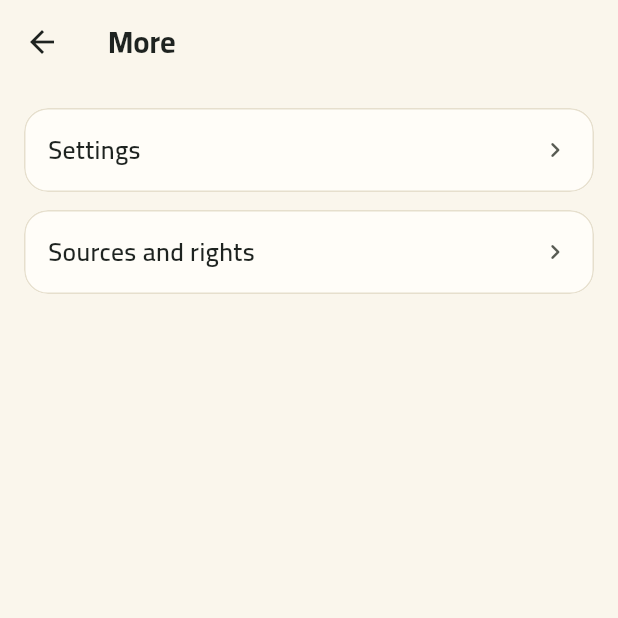
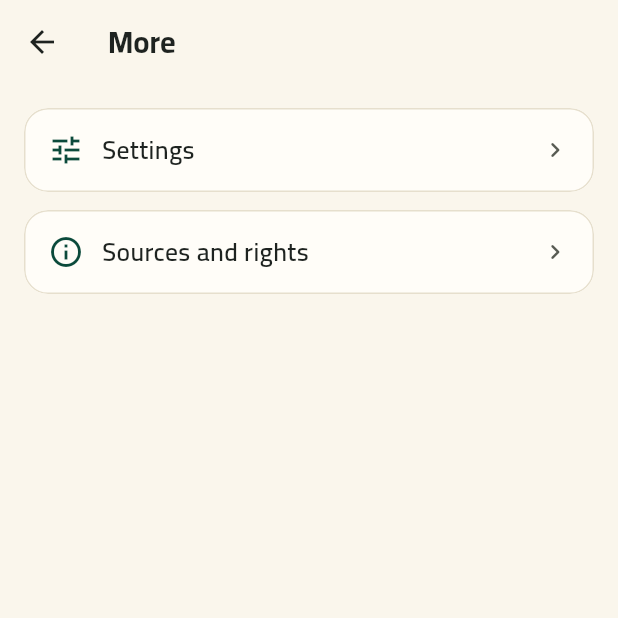
Before and after one commit to abdelrahmanNabil15/hadeeths, a Flutter app: the MorePage screen opened directly, on a phone screen of 412 x 824 dp, the top half of it. Run offline on Flutter 3.47's test engine with Material 3 defaults, Android fonts, the phone set to English and light mode, and no system bars; our stand-ins replace bloc, dio, equatable, flutter_bloc, flutter_local_notifications, geolocator and 4 more; missing offline and left inert: adhan_dart, hijri_core, sqlite3; accounts and stored records are empty; network calls fail.

Commit message:
feat(design): emerald next-prayer headline, More with icons and grouping, counter size token

```diff
--- a/lib/app/shell/more_page.dart
+++ b/lib/app/shell/more_page.dart
@@ -1,6 +1,7 @@
 import 'package:flutter/material.dart';
 import 'package:mynewapp/core/design_system/tokens.dart';
 import 'package:mynewapp/core/navigation/app_route.dart';
+import 'package:mynewapp/core/widgets/app_icons.dart';
 import 'package:mynewapp/core/widgets/app_tile.dart';
 import 'package:mynewapp/core/widgets/content_width.dart';
 import 'package:mynewapp/features/favorites/domain/favorites_repository.dart';
@@ -51,6 +52,7 @@ class MorePage extends StatelessWidget {
             if (favorites != null) ...[
               AppTile(
                 title: l10n.favoritesTitle,
+                leadingIcon: Icons.bookmark_outline_rounded,
                 pressFeedback: true,
                 onTap: () => open(FavoritesPage(repository: favorites!)),
               ),
@@ -59,6 +61,7 @@ class MorePage extends StatelessWidget {
             if (tracker != null) ...[
               AppTile(
                 title: l10n.trackerTitle,
+                leadingIcon: Icons.event_available_outlined,
                 pressFeedback: true,
                 onTap: () => open(
                   TrackerPage(log: tracker!.log, services: tracker!.services),
@@ -69,19 +72,25 @@ class MorePage extends StatelessWidget {
             if (tasbeeh != null) ...[
               AppTile(
                 title: l10n.tasbeehTitle,
+                leadingIcon: Icons.radio_button_checked_rounded,
                 pressFeedback: true,
                 onTap: () => open(TasbeehPage(repository: tasbeeh!)),
               ),
               const SizedBox(height: AppSpacing.md),
             ],
+            // The app's own pages sit apart from the personal ones.
+            if (favorites != null || tracker != null || tasbeeh != null)
+              const SizedBox(height: AppSpacing.lg),
             AppTile(
               title: l10n.settings,
+              leadingIcon: AppIcons.settings,
               pressFeedback: true,
               onTap: () => open(SettingsPage(onDeleteAll: onDeleteAll)),
             ),
             const SizedBox(height: AppSpacing.md),
             AppTile(
               title: l10n.aboutTitle,
+              leadingIcon: AppIcons.info,
               pressFeedback: true,
               onTap: () => open(const AboutPage(extended: true)),
             ),
--- a/lib/core/design_system/tokens.dart
+++ b/lib/core/design_system/tokens.dart
@@ -139,6 +139,9 @@ abstract final class AppTextSize {
   /// size, so Arabic starts larger.
   static const readingArabic = 24.0;
   static const readingLatin = 18.0;
+
+  /// The tasbeeh count inside its circle (it shrinks to fit long numbers).
+  static const counter = 64.0;
 }
 
 abstract final class AppLineHeight {
--- a/lib/features/tasbeeh/presentation/pages/tasbeeh_page.dart
+++ b/lib/features/tasbeeh/presentation/pages/tasbeeh_page.dart
@@ -112,7 +112,7 @@ class _Counter extends StatelessWidget {
                           child: Text(
                             count,
                             style: type.number.copyWith(
-                              fontSize: 64,
+                              fontSize: AppTextSize.counter,
                               fontWeight: FontWeight.w700,
                               color: scheme.onPrimaryContainer,
                             ),
```
Also changed, not shown: lib/features/prayer_times/presentation/pages/prayer_page.dart (+31 -14 lines).
